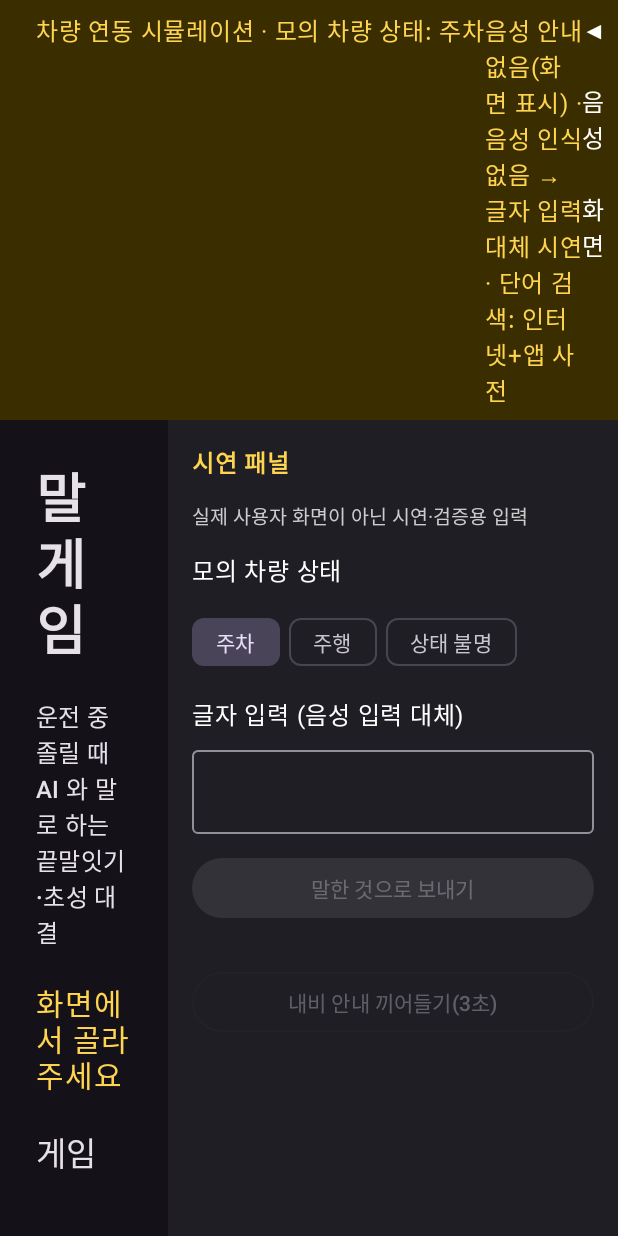
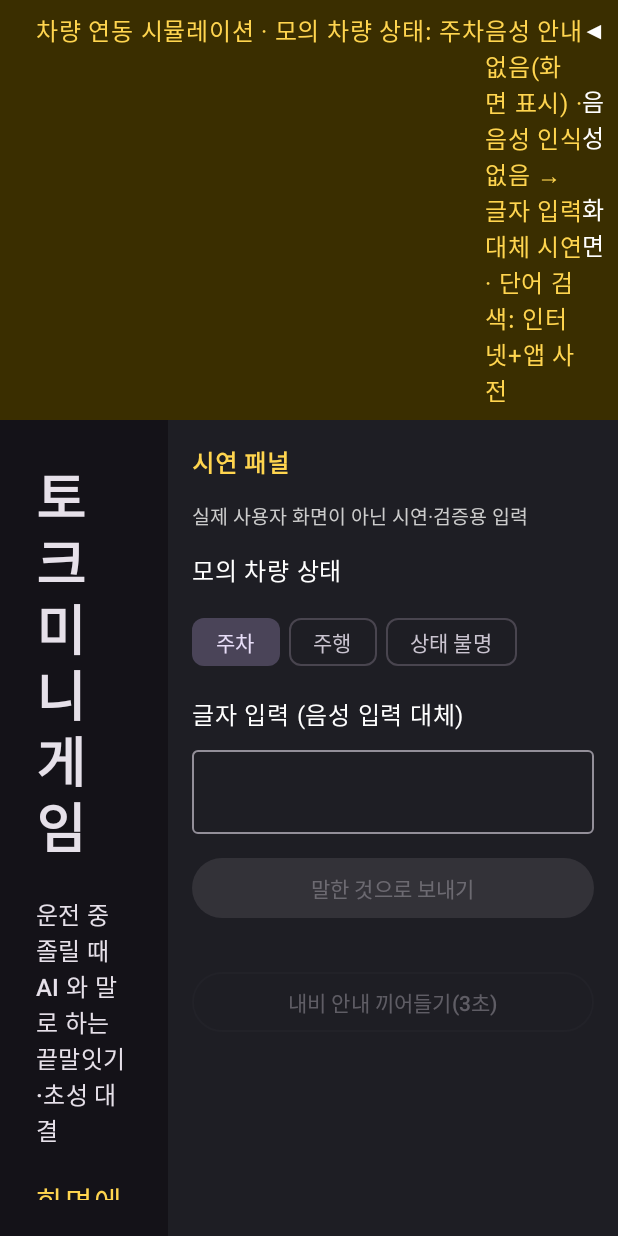
Before and after one commit to cihmine/hyundai-car-voice-game, an Android app built with Jetpack Compose: the screen it shows after launch (MainActivity), after a tap on "터치 화면 ▸", on a phone screen of 412 x 824 dp. Run offline under Robolectric (Android 15) with nearby library versions, the phone set to English and light mode, and no system bars; libraries missing offline, so code that uses them is left out: ai.pleos.playground; 5 statements that could not run were skipped.

Commit message:
release: 공식 앱 이름·apk/ 제출 APK(최태현) 추가, README 정리
- 앱 이름 변경(README 제목·런처 이름·첫 화면), apk/ 에 release 서명 APK
- README: APK 위치·설치 명령, 에뮬레이터 화면 규격 2560×1440, 테스트 수

Co-Authored-By: Claude Opus 5.5 <noreply@anthropic.com>

```diff
--- a/app/src/main/kotlin/com/cihmine/carvoicegame/ui/GameScreens.kt
+++ b/app/src/main/kotlin/com/cihmine/carvoicegame/ui/GameScreens.kt
@@ -103,7 +103,7 @@ private fun HomeScreen(ui: GameUi, c: GameController) {
     val kind = ui.menuKind
     val difficulty = ui.menuDifficulty
     Column(Modifier.verticalScroll(rememberScrollState()), verticalArrangement = Arrangement.spacedBy(20.dp)) {
-        Text("말게임", style = MaterialTheme.typography.displaySmall, fontWeight = FontWeight.Bold)
+        Text("토크 미니게임", style = MaterialTheme.typography.displaySmall, fontWeight = FontWeight.Bold)
         Text("운전 중 졸릴 때 AI 와 말로 하는 끝말잇기·초성 대결", style = MaterialTheme.typography.titleMedium)
         Text(
             when (ui.mic) {
--- a/app/src/main/kotlin/com/cihmine/carvoicegame/ui/VoiceStage.kt
+++ b/app/src/main/kotlin/com/cihmine/carvoicegame/ui/VoiceStage.kt
@@ -193,7 +193,7 @@ private fun Orb(mic: Mic, aiLevel: Float, userLevel: Float) {
 private fun StatusLine(ui: GameUi, c: GameController) {
     val round = ui.round
     val info = when (ui.screen) {
-        Screen.HOME -> "말게임 — 운전 중 졸릴 때 AI 와 말로 하는 끝말잇기·초성 대결"
+        Screen.HOME -> "토크 미니게임 — 운전 중 졸릴 때 AI 와 말로 하는 끝말잇기·초성 대결"
         Screen.PLAYING -> round?.let { r ->
             listOfNotNull(
                 "${r.kind.label} · ${r.difficulty.label}",
--- a/app/src/main/res/values/strings.xml
+++ b/app/src/main/res/values/strings.xml
@@ -1,5 +1,5 @@
 <?xml version="1.0" encoding="utf-8"?>
 <resources>
     <!-- 서비스명은 추후 확정 -->
-    <string name="app_name">AI 음성 게임</string>
+    <string name="app_name">토크 미니게임</string>
 </resources>
```
Also changed, not shown: 3 other files.
